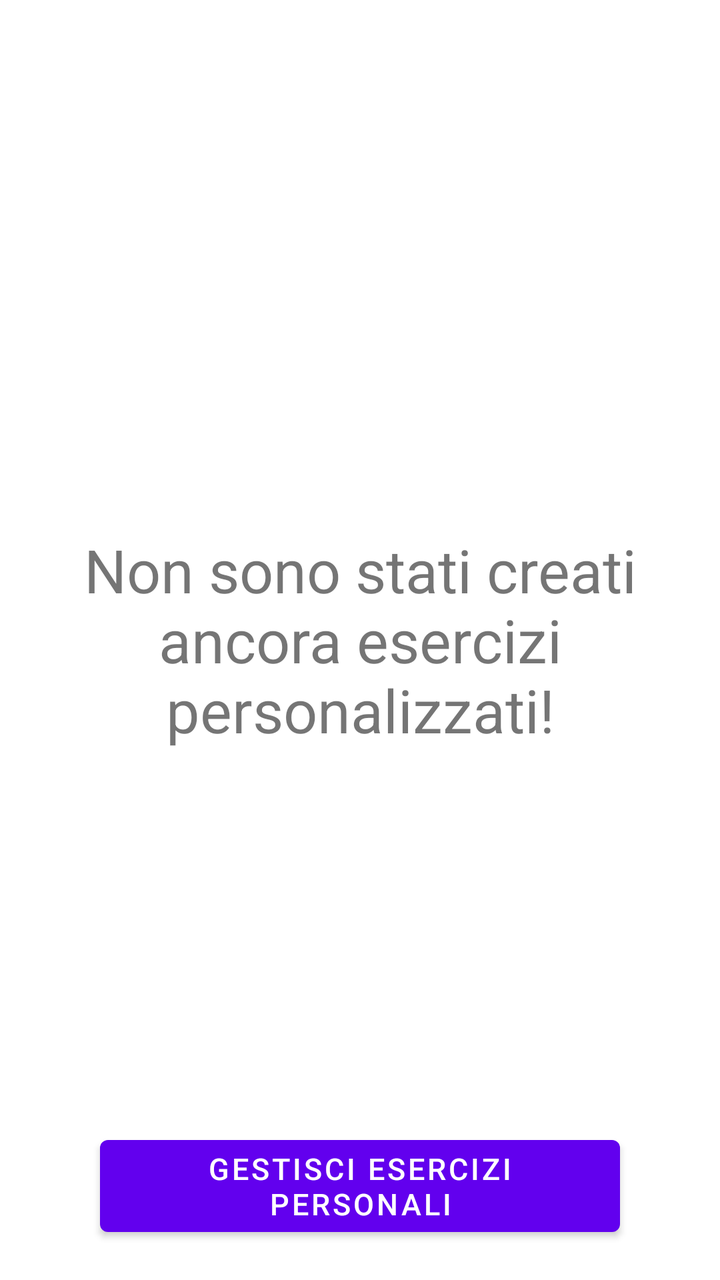
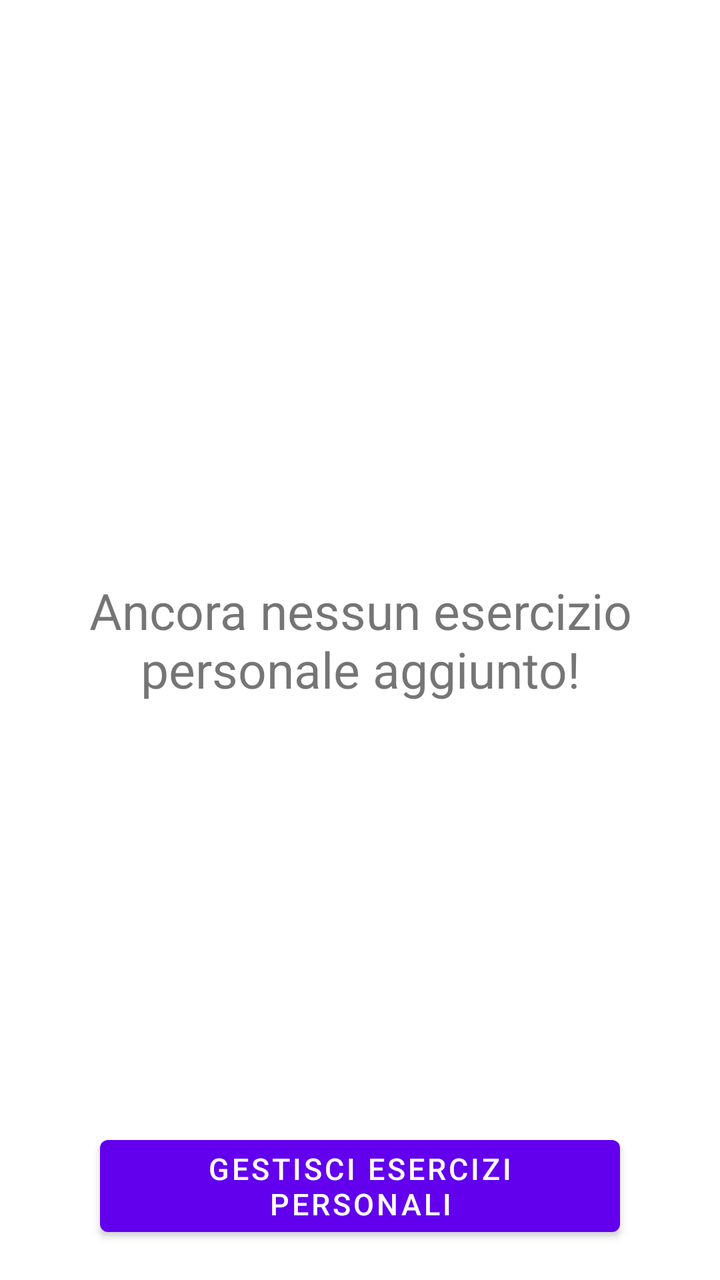

The first picture is an Android layout as it rendered before a commit; the second is the same layout after the commit. The layout source and the unified diff follow.
<!-- AndroidManifest.xml: application theme Theme.YourCali -->
<!-- res/layout/fragment_personal_exercise_encyclopedia.xml -->
<?xml version="1.0" encoding="utf-8"?>
<FrameLayout xmlns:android="http://schemas.android.com/apk/res/android"
    xmlns:tools="http://schemas.android.com/tools"
    android:layout_width="match_parent"
    android:layout_height="match_parent"
    tools:context=".PersonalExerciseFragment">
    <TextView
        android:id="@+id/emptypersonalexercise"
        android:layout_width="match_parent"
        android:layout_height="wrap_content"
        android:layout_gravity="center"
        android:text="Non sono stati creati ancora esercizi personalizzati!"
        android:textAlignment="center"
        android:textSize="30dp" />

    <LinearLayout
        android:layout_width="match_parent"
        android:layout_height="match_parent"
        android:orientation="vertical">

        <ScrollView
            android:layout_width="match_parent"
            android:layout_height="564dp">

            <androidx.recyclerview.widget.RecyclerView
                android:id="@+id/personalExerciseRecycler"
                android:layout_width="match_parent"
                android:layout_height="wrap_content" />

        </ScrollView>

        <RelativeLayout
            android:layout_width="match_parent"
            android:layout_height="wrap_content">

            <Button
                android:id="@+id/cancelManagingExercisesButton"
                android:layout_width="wrap_content"
                android:layout_height="wrap_content"
                android:layout_marginLeft="44dp"
                android:text="Annulla"
                android:textSize="17dp"
                android:visibility="gone"/>

            <Button
                android:id="@+id/createExerciseButton"
                android:layout_width="wrap_content"
                android:layout_height="wrap_content"
                android:layout_marginLeft="20dp"
                android:textSize="17dp"
                android:layout_toRightOf="@+id/cancelManagingExercisesButton"
                android:text="Crea esercizio"
                android:visibility="gone"/>

            <Button
                android:id="@+id/manageExercisesButton"
                android:layout_width="match_parent"
                android:layout_height="wrap_content"
                android:layout_marginHorizontal="50dp"
                android:text="Gestisci esercizi personali"
                android:textSize="15dp"
                tools:layout_editor_absoluteX="0dp"
                tools:layout_editor_absoluteY="376dp" />

        </RelativeLayout>

    </LinearLayout>

</FrameLayout>
<!-- resources referenced by this layout -->
<resources>
  <style name="Theme.YourCali" parent="Theme.MaterialComponents.DayNight.NoActionBar">
          
          <item name="colorPrimary">@color/purple_500</item>
          <item name="colorPrimaryVariant">@color/purple_700</item>
          <item name="colorOnPrimary">@color/white</item>
          
          <item name="colorSecondary">@color/teal_200</item>
          <item name="colorSecondaryVariant">@color/teal_700</item>
          <item name="colorOnSecondary">@color/black</item>
          
          <item name="android:statusBarColor" tools:targetApi="l">@color/DarkOrange</item>
          
      </style>
  <color name="purple_500">#FF6200EE</color>
  <color name="purple_700">#FF3700B3</color>
  <color name="white">#FFFFFFFF</color>
  <color name="teal_200">#FF03DAC5</color>
  <color name="teal_700">#FF018786</color>
  <color name="black">#FF000000</color>
  <color name="DarkOrange">#FFFC7C35</color>
</resources>

<!-- the commit's change to res/layout/fragment_personal_exercise_encyclopedia.xml (unified diff, before → after) -->
@@ -4,14 +4,15 @@
     android:layout_width="match_parent"
     android:layout_height="match_parent"
     tools:context=".PersonalExerciseFragment">
+
     <TextView
         android:id="@+id/emptypersonalexercise"
-        android:layout_width="match_parent"
+        android:layout_width="376dp"
         android:layout_height="wrap_content"
         android:layout_gravity="center"
-        android:text="Non sono stati creati ancora esercizi personalizzati!"
+        android:text="Ancora nessun esercizio personale aggiunto!"
         android:textAlignment="center"
-        android:textSize="30dp" />
+        android:textSize="25sp" />
 
     <LinearLayout
         android:layout_width="match_parent"
